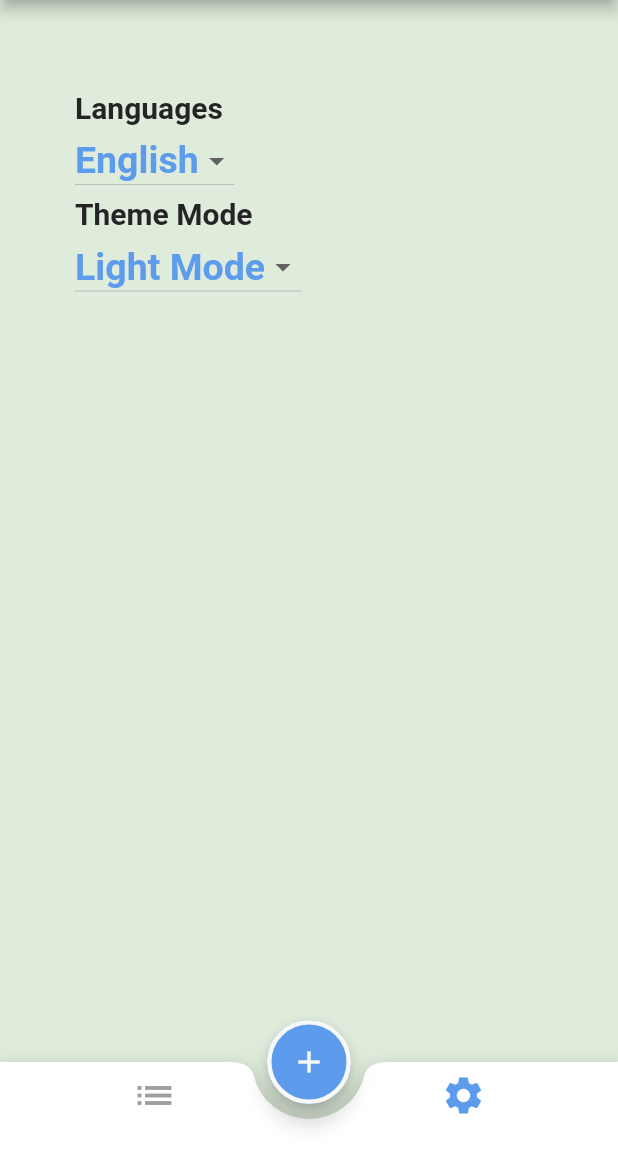
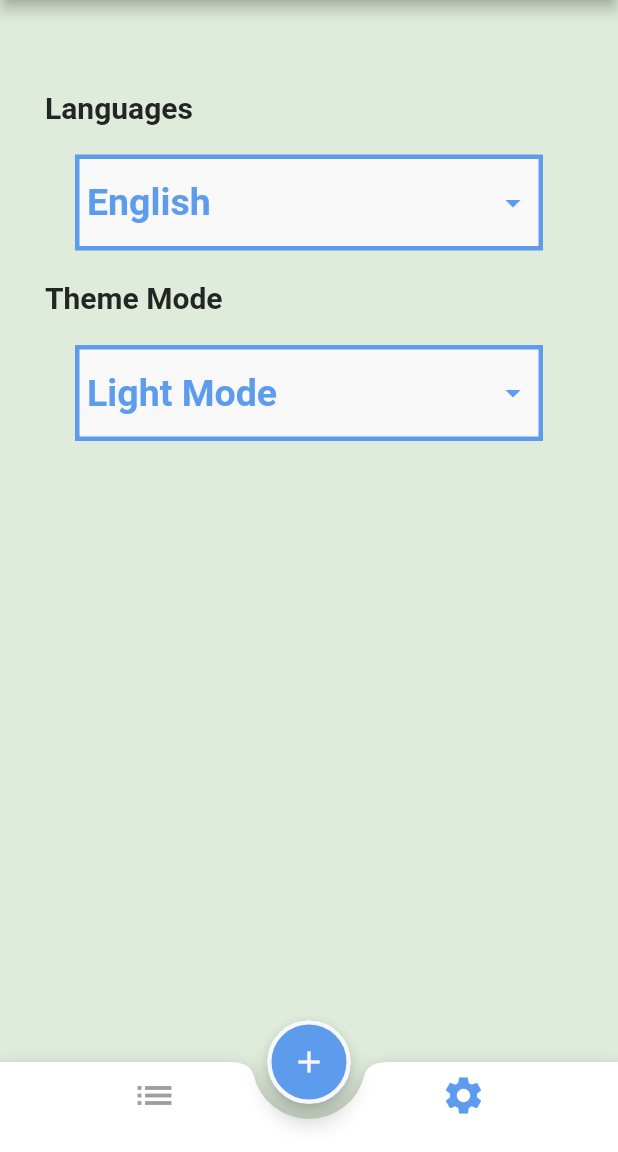
Before and after one commit to mahmoudgamal1704/Todo_App, a Flutter app: the screen it shows after launch, item 2 of the bottom bar chosen, on a phone screen of 412 x 824 dp, the part 84-1236 px from its top. Run offline on Flutter 3.47's test engine with Material 2 defaults, Android fonts, the phone set to English and light mode, and no system bars; generated files the repository leaves out were written again.

Commit message:
style dropdownList

```diff
--- a/lib/modules/setting/setting.dart
+++ b/lib/modules/setting/setting.dart
@@ -16,7 +16,7 @@ class Settings extends StatelessWidget {
     var prov = Provider.of<MainProvider>(context);
     return Container(
       width: double.infinity,
-      padding: EdgeInsets.symmetric(vertical: 60, horizontal: 50),
+      padding: EdgeInsets.symmetric(vertical: 60, horizontal: 30),
       color: Theme.of(context).colorScheme.background,
       child: Column(
         crossAxisAlignment: CrossAxisAlignment.start,
--- a/lib/shared/items/dropdownlist.dart
+++ b/lib/shared/items/dropdownlist.dart
@@ -1,5 +1,6 @@
 import 'package:flutter/material.dart';
 import 'package:provider/provider.dart';
+import 'package:todoapp/shared/styles/colors.dart';
 
 import '../../models/providers/mainprovider.dart';
 
@@ -11,7 +12,20 @@ import '../../models/providers/mainprovider.dart';
   DropDownList({ required this.ItemMap,required this.val,required this.onChang});
   @override
   Widget build(BuildContext context) {
-    return DropdownButton(
+    return Container(
+      width: double.infinity,
+      margin: EdgeInsets.symmetric(horizontal:20,vertical: 20),
+      child: DecoratedBox(
+        decoration: BoxDecoration(
+          border: Border.all(color: Primarycolor, width:3),
+          color: Theme.of(context).colorScheme.onBackground,
+        ),
+        child: Padding(
+          padding: const EdgeInsets.all(8.0),
+          child: DropdownButton(
+            underline: SizedBox(),
+            isExpanded: true,
+            iconEnabledColor: Primarycolor,
             items: ItemMap.keys.toList().map<DropdownMenuItem<String>>((value) {
               return DropdownMenuItem<String>(
                 value: ItemMap[value],
@@ -22,6 +36,9 @@ import '../../models/providers/mainprovider.dart';
               onChang(ItemMap, value.toString());
             },
             value:val,
+          ),
+        ),
+      ),
     );
   }
 
--- a/lib/shared/styles/colors.dart
+++ b/lib/shared/styles/colors.dart
@@ -6,5 +6,6 @@ Color Whitecolor = Color.fromRGBO(248, 248, 248, 1.0);
 Color BackGcolor = Color.fromRGBO(223, 236, 219, 1.0);
 Color Greencolor = Color.fromRGBO(97, 231, 87, 1.0);
 Color err = Color.fromRGBO(255, 0, 0, 1.0);
+Color backdropdarkcolor = Color.fromRGBO(48, 48, 48, 1.0);
 
 Color BackGdarkcolor = Color.fromRGBO(6, 14, 30, 1.0);
--- a/lib/shared/styles/mytheme.dart
+++ b/lib/shared/styles/mytheme.dart
@@ -15,7 +15,7 @@ class MyTheme {
         error: err,
         onError: Whitecolor,
         background: BackGcolor,
-        onBackground: Blackcolor,
+        onBackground: Whitecolor,
         surface: Colors.grey,
         onSurface: Blackcolor),
     appBarTheme: AppBarTheme(
@@ -54,7 +54,7 @@ class MyTheme {
         error: err,
         onError: Whitecolor,
         background: BackGdarkcolor,
-        onBackground: Blackcolor,
+        onBackground: backdropdarkcolor,
         surface: Colors.grey,
         onSurface: Whitecolor),
     appBarTheme: AppBarTheme(
```
Lines whose indentation alone changed are shown as unchanged.
